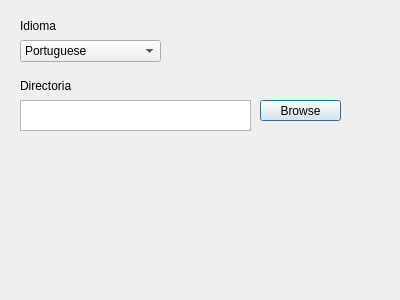
AlexFMM/mp3Player, file config.ui: the form before one commit.
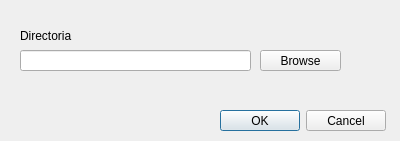
The form after the commit.

Diff of the .ui file:
```diff
--- a/config.ui
+++ b/config.ui
@@ -7,80 +7,17 @@
     <x>0</x>
     <y>0</y>
     <width>400</width>
-    <height>300</height>
+    <height>141</height>
    </rect>
   </property>
   <property name="windowTitle">
    <string>Dialog</string>
   </property>
-  <widget class="QComboBox" name="comboBox">
-   <property name="geometry">
-    <rect>
-     <x>20</x>
-     <y>40</y>
-     <width>141</width>
-     <height>22</height>
-    </rect>
-   </property>
-   <item>
-    <property name="text">
-     <string>Portuguese </string>
-    </property>
-   </item>
-   <item>
-    <property name="text">
-     <string>Spanish</string>
-    </property>
-   </item>
-   <item>
-    <property name="text">
-     <string>English</string>
-    </property>
-   </item>
-  </widget>
-  <widget class="QLabel" name="label_2">
-   <property name="enabled">
-    <bool>true</bool>
-   </property>
-   <property name="geometry">
-    <rect>
-     <x>20</x>
-     <y>0</y>
-     <width>69</width>
-     <height>52</height>
-    </rect>
-   </property>
-   <property name="minimumSize">
-    <size>
-     <width>69</width>
-     <height>0</height>
-    </size>
-   </property>
-   <property name="maximumSize">
-    <size>
-     <width>69</width>
-     <height>75</height>
-    </size>
-   </property>
-   <property name="text">
-    <string>Idioma</string>
-   </property>
-  </widget>
-  <widget class="QTextEdit" name="textEdit">
-   <property name="geometry">
-    <rect>
-     <x>20</x>
-     <y>100</y>
-     <width>231</width>
-     <height>31</height>
-    </rect>
-   </property>
-  </widget>
-  <widget class="QPushButton" name="pushButton">
+  <widget class="QPushButton" name="browse">
    <property name="geometry">
     <rect>
      <x>260</x>
-     <y>100</y>
+     <y>50</y>
      <width>81</width>
      <height>21</height>
     </rect>
@@ -96,7 +33,7 @@
    <property name="geometry">
     <rect>
      <x>20</x>
-     <y>60</y>
+     <y>10</y>
      <width>69</width>
      <height>52</height>
     </rect>
@@ -117,6 +54,29 @@
     <string>Directoria</string>
    </property>
   </widget>
+  <widget class="QDialogButtonBox" name="buttonBox">
+   <property name="geometry">
+    <rect>
+     <x>220</x>
+     <y>110</y>
+     <width>166</width>
+     <height>21</height>
+    </rect>
+   </property>
+   <property name="standardButtons">
+    <set>QDialogButtonBox::Cancel|QDialogButtonBox::Ok</set>
+   </property>
+  </widget>
+  <widget class="QLineEdit" name="path">
+   <property name="geometry">
+    <rect>
+     <x>20</x>
+     <y>50</y>
+     <width>231</width>
+     <height>21</height>
+    </rect>
+   </property>
+  </widget>
  </widget>
  <resources/>
  <connections/>
```
